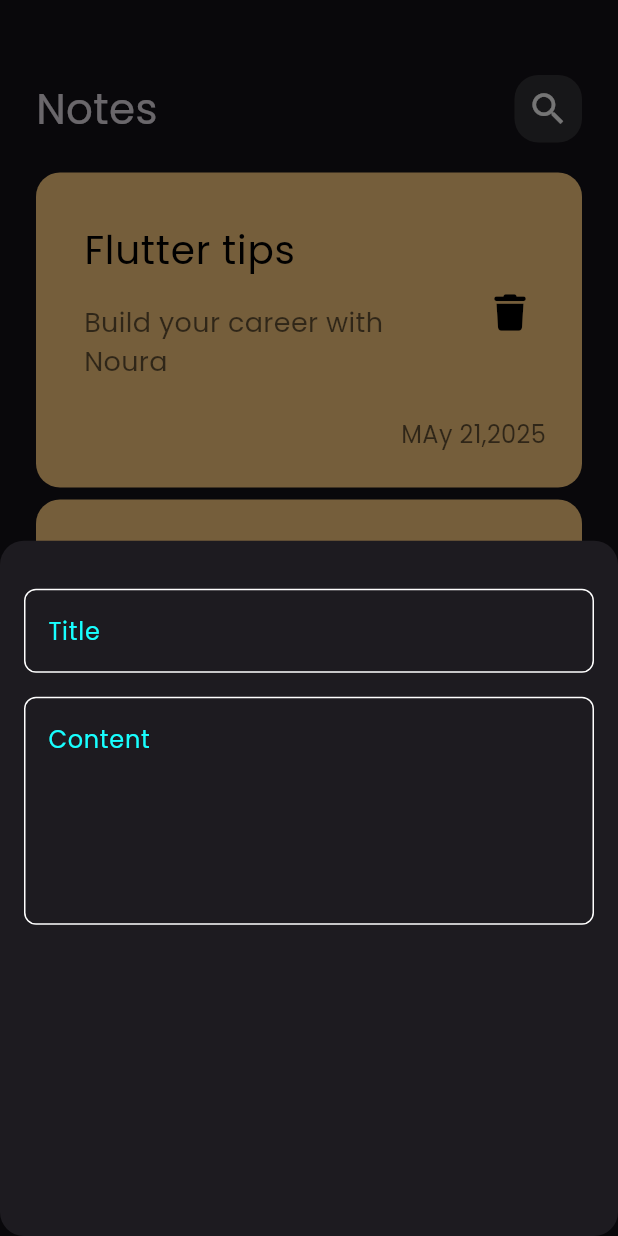
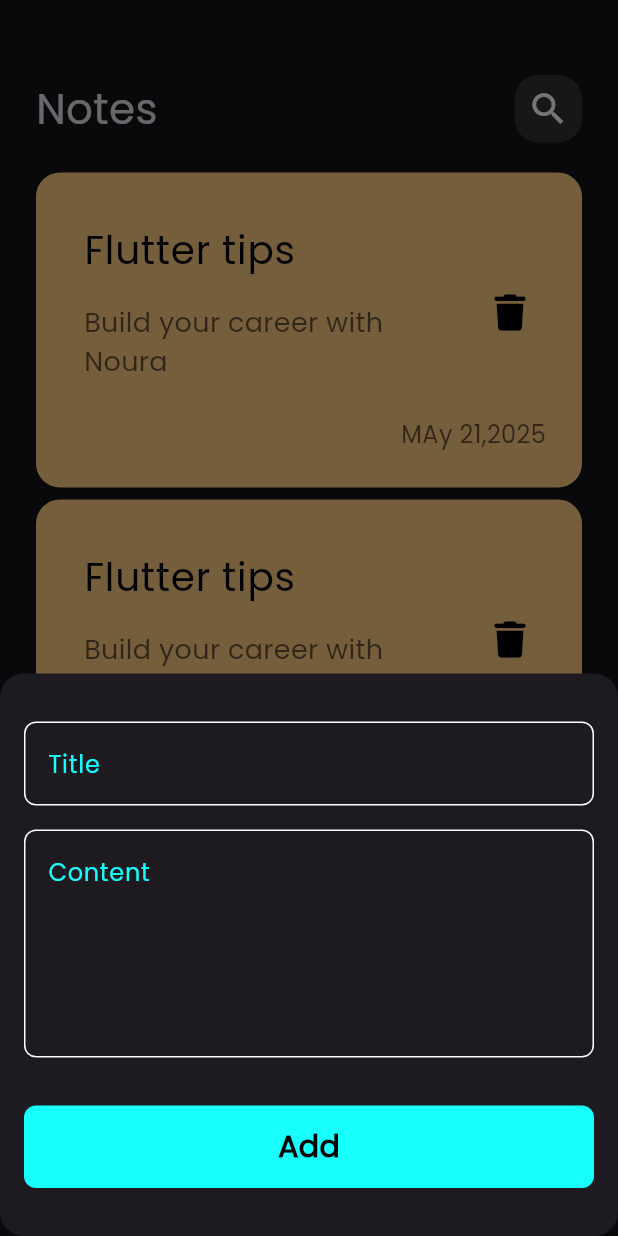
Before and after one commit to Noura-Mohamed/notes_app, a Flutter app: the screen it shows after launch, after a tap on the "add" icon, on a phone screen of 412 x 824 dp. Run offline on Flutter 3.47's test engine with Material 3 defaults, Android fonts, the phone set to English and light mode, and no system bars; our stand-ins replace font_awesome_flutter.

Commit message:
finish notes bottom sheet

```diff
--- a/lib/views/widgets/add_notes.dart
+++ b/lib/views/widgets/add_notes.dart
@@ -1,4 +1,5 @@
 import 'package:flutter/material.dart';
+import 'package:notes_app/views/widgets/custom_button.dart';
 import 'package:notes_app/views/widgets/custom_text_feiled.dart';
 
 class AddNoteBottomSheet extends StatelessWidget {
@@ -8,13 +9,19 @@ class AddNoteBottomSheet extends StatelessWidget {
   Widget build(BuildContext context) {
     return Padding(
       padding: const EdgeInsets.symmetric(horizontal: 16),
+      child: SingleChildScrollView(
         child: Column(
           children: [
             SizedBox(height: 32,),
             CustomTextFeiled(hint: 'Title'),
             SizedBox(height: 16,),
             CustomTextFeiled(hint: 'Content', maxLines: 5,),
+            SizedBox(height: 32,),
+            CustomButton(),
+            SizedBox(height: 32,),
+
           ],
+        ),
       ),
     );
   }
--- /dev/null
+++ b/lib/views/widgets/custom_button.dart
@@ -0,0 +1,25 @@
+import 'package:flutter/material.dart';
+
+class CustomButton extends StatelessWidget {
+  const CustomButton({super.key});
+
+  @override
+  Widget build(BuildContext context) {
+    return Container(
+      width: MediaQuery.of(context).size.width,
+      height: 55,
+      decoration: BoxDecoration(
+        color: Colors.cyanAccent,
+        borderRadius: BorderRadius.circular(8)
+      ),
+      child: Center(
+        child: Text('Add',
+        style: TextStyle(
+          color: Colors.black,
+          fontSize: 20,
+          fontWeight: FontWeight.bold
+        ),),
+      ),
+    );
+  }
+}
```
Lines whose indentation alone changed are shown as unchanged.
